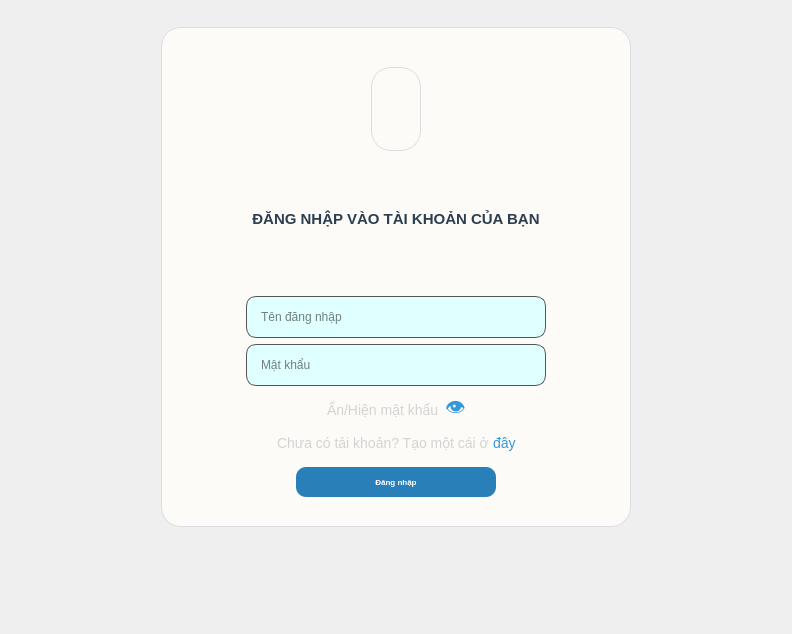
First picture: the form in MAIN PROJECT/BACKENDWORK/loginPage.ui, repository dhqkhanh2430/ScrollTravel-PROJECT, before the edit.
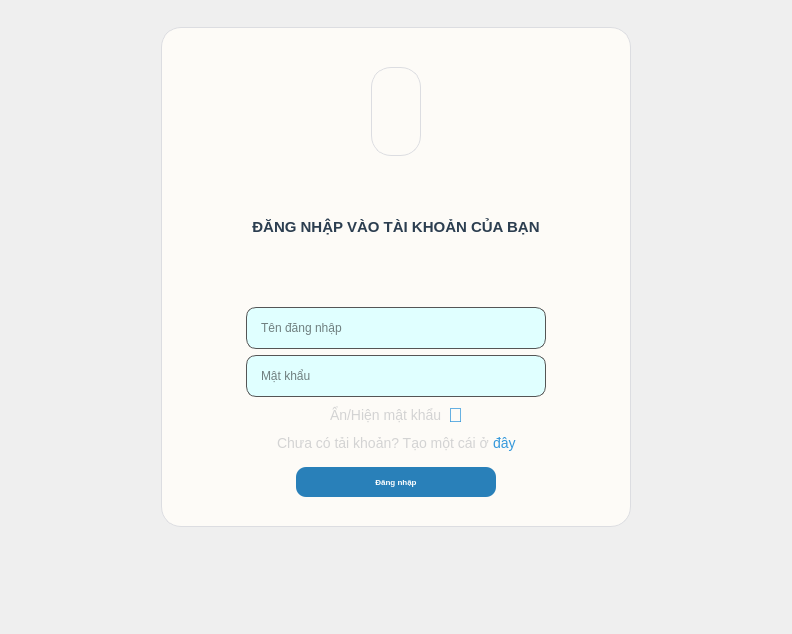
Second picture: the form after the edit. Icons and pictures are not drawn.

Diff of the .ui file:
```diff
--- a/MAIN PROJECT/BACKENDWORK/loginPage.ui
+++ b/MAIN PROJECT/BACKENDWORK/loginPage.ui
@@ -399,7 +399,7 @@
 }</string>
            </property>
            <property name="text">
-            <string>👁</string>
+            <string>🙈</string>
            </property>
            <property name="checkable">
             <bool>true</bool>
```
